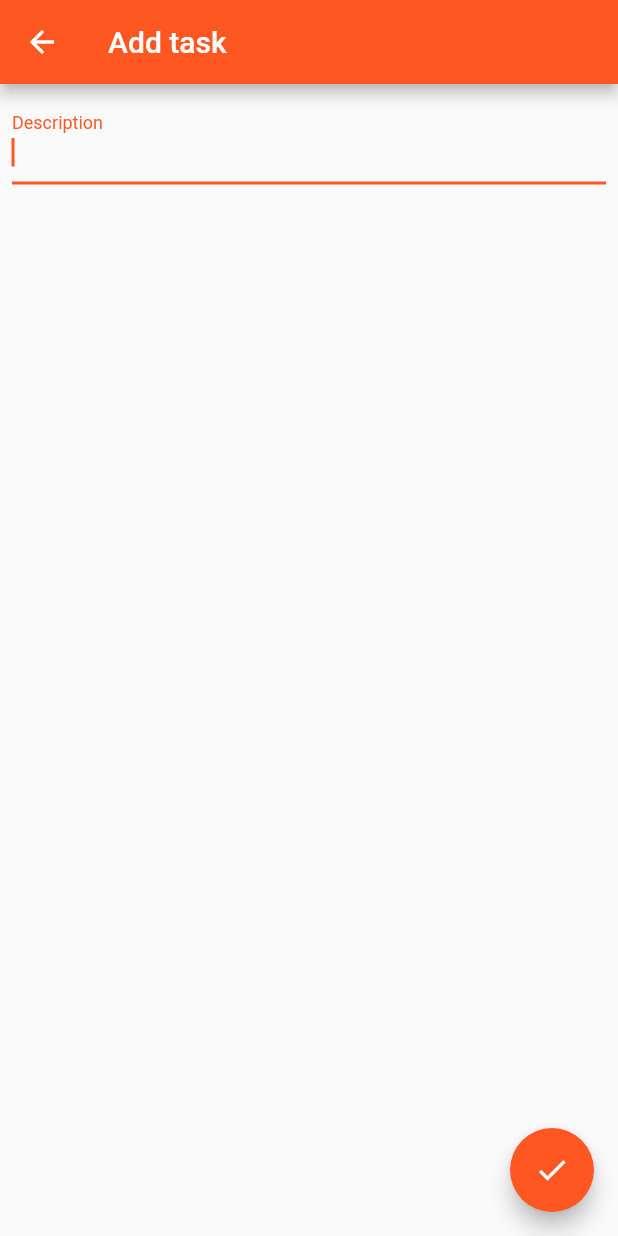
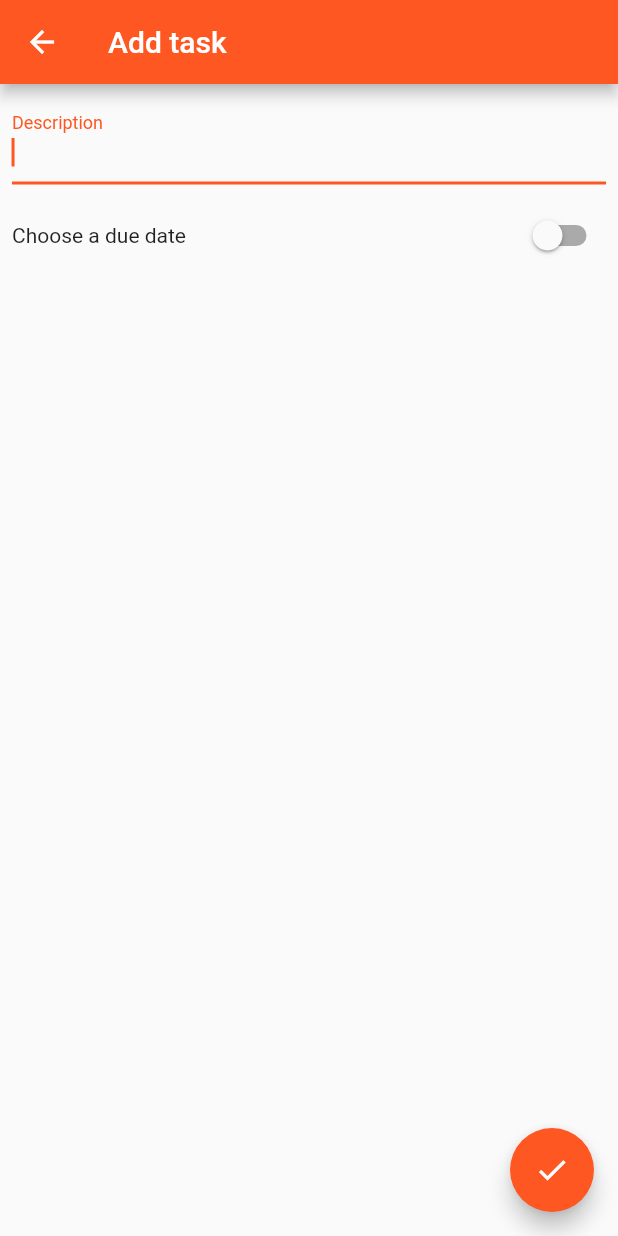
Before and after one commit to xusoo/flutter-simple-todo, a Flutter app: the screen it shows after launch, after a tap on the "add" icon, on a phone screen of 412 x 824 dp. Run offline on Flutter 3.47's test engine with Material 2 defaults, Android fonts, the phone set to English and light mode, and no system bars.

Commit message:
Select and display due date

```diff
--- /dev/null
+++ b/lib/due_date_selector.dart
@@ -0,0 +1,114 @@
+import 'package:flutter/material.dart';
+import 'package:simple_todo/utils/date_utils.dart';
+
+class DateSelector extends StatefulWidget {
+  DateSelector({Key key, this.title, this.initialDate}) : super(key: key);
+
+  final String title;
+  final DateTime initialDate;
+
+  @override
+  DateSelectorState createState() => DateSelectorState();
+}
+
+class DateSelectorState extends State<DateSelector> {
+  var _dueDateVisible;
+  DateTime _selectedDate;
+
+  DateTime get selectedDate => _dueDateVisible && _selectedDate != null ? DateUtils.truncate(_selectedDate) : null;
+
+  @override
+  void initState() {
+    super.initState();
+
+    _selectedDate = widget.initialDate;
+    _dueDateVisible = _selectedDate != null;
+  }
+
+  bool _isAnotherDateSelected() => _selectedDate != null && !DateUtils.isTomorrow(_selectedDate) && !DateUtils.isNextWeek(_selectedDate);
+
+  void _selectTomorrow() {
+    _selectDate(DateTime.now().add(Duration(days: 1)));
+  }
+
+  void _selectNextWeek() {
+    _selectDate(DateTime.now().add(Duration(days: 7)));
+  }
+
+  Future<void> _showDatePicker() async {
+    var pickerValue = await showDatePicker(
+      context: context,
+      initialDate: _selectedDate ?? DateTime.now(),
+      firstDate: DateTime(2010),
+      lastDate: DateTime(2050),
+    );
+    if (pickerValue != null) {
+      _selectDate(pickerValue);
+    }
+  }
+
+  void _selectDate(DateTime date) {
+    setState(() {
+      _selectedDate = date;
+    });
+  }
+
+  @override
+  Widget build(BuildContext context) {
+    return Wrap(
+      children: <Widget>[
+        Row(
+          mainAxisAlignment: MainAxisAlignment.spaceBetween,
+          children: <Widget>[
+            Text(widget.title),
+            Switch(
+              value: _dueDateVisible,
+              onChanged: (bool value) {
+                setState(() {
+                  _dueDateVisible = value;
+                });
+              },
+            ),
+          ],
+        ),
+        Visibility(
+          visible: _dueDateVisible,
+          maintainAnimation: true,
+          maintainState: true,
+          child: Wrap(
+            spacing: 10,
+            children: <Widget>[
+              AnimatedOpacity(
+                opacity: _dueDateVisible ? 1 : 0,
+                duration: Duration(milliseconds: 100),
+                child: RaisedButton(
+                  child: Text('Tomorrow'),
+                  color: DateUtils.isTomorrow(_selectedDate) ? Theme.of(context).primaryColor : Colors.white,
+                  onPressed: _selectTomorrow,
+                ),
+              ),
+              AnimatedOpacity(
+                opacity: _dueDateVisible ? 1 : 0,
+                duration: Duration(milliseconds: 300),
+                child: RaisedButton(
+                  child: Text('Next week'),
+                  color: DateUtils.isNextWeek(_selectedDate) ? Theme.of(context).primaryColor : Colors.white,
+                  onPressed: _selectNextWeek,
+                ),
+              ),
+              AnimatedOpacity(
+                opacity: _dueDateVisible ? 1 : 0,
+                duration: Duration(milliseconds: 500),
+                child: RaisedButton(
+                  child: Text(_isAnotherDateSelected() ? DateUtils.formatDate(_selectedDate, 'yMd') : 'Pick another'),
+                  color: _isAnotherDateSelected() ? Theme.of(context).primaryColor : Colors.white,
+                  onPressed: _showDatePicker,
+                ),
+              ),
+            ],
+          ),
+        )
+      ],
+    );
+  }
+}
--- a/lib/edit_task_page.dart
+++ b/lib/edit_task_page.dart
@@ -1,6 +1,7 @@
 import 'package:flutter/cupertino.dart';
 import 'package:flutter/material.dart';
 import 'package:provider/provider.dart';
+import 'package:simple_todo/due_date_selector.dart';
 import 'package:simple_todo/model/task.dart';
 import 'package:simple_todo/model/tasks_model.dart';
 
@@ -11,6 +12,7 @@ class EditTaskPage extends StatefulWidget {
 
 class _EditTaskPageState extends State<EditTaskPage> {
   final _formKey = GlobalKey<FormState>();
+  final _dateSelectorKey = GlobalKey<DateSelectorState>();
 
   TextEditingController _descriptionController;
 
@@ -24,9 +26,10 @@ class _EditTaskPageState extends State<EditTaskPage> {
   void _saveTask() {
     if (_formKey.currentState.validate()) {
       String description = _descriptionController.text;
+      DateTime dueDate = _dateSelectorKey.currentState.selectedDate;
 
       var model = Provider.of<TasksModel>(context, listen: false);
-      model.addTask(new Task(description: description));
+      model.addTask(new Task(description: description, dueDate: dueDate));
 
       Navigator.pop(context);
     }
@@ -52,6 +55,10 @@ class _EditTaskPageState extends State<EditTaskPage> {
                   labelText: 'Description',
                 ),
                 validator: (value) => value.isEmpty ? 'You need a title' : null,
+              ),
+              DateSelector(
+                key: _dateSelectorKey,
+                title: 'Choose a due date',
               )
             ],
           ),
--- a/lib/main.dart
+++ b/lib/main.dart
@@ -17,6 +17,10 @@ class MyApp extends StatelessWidget {
         title: 'Flutter Demo',
         theme: ThemeData(
           primarySwatch: primaryColor,
+          buttonTheme: ButtonThemeData(
+            buttonColor: primaryColor,
+            textTheme: ButtonTextTheme.primary,
+          ),
         ),
         home: HomePage(),
       ),
--- a/lib/tasks_list.dart
+++ b/lib/tasks_list.dart
@@ -5,6 +5,7 @@ import 'package:provider/provider.dart';
 import 'package:simple_todo/model/tasks_model.dart';
 
 import 'model/task.dart';
+import 'utils/date_utils.dart';
 
 class TasksList extends StatelessWidget {
   @override
@@ -44,6 +45,15 @@ class TasksList extends StatelessWidget {
               ),
             ],
           ),
+          trailing: !task.done && task.dueDate != null
+              ? Padding(
+                  padding: const EdgeInsets.only(left: 8.0),
+                  child: Text(
+                    DateUtils.friendlyFormatDate(task.dueDate),
+                    style: TextStyle(color: Colors.grey),
+                  ),
+                )
+              : null,
         );
       },
     );
--- /dev/null
+++ b/lib/utils/date_utils.dart
@@ -0,0 +1,27 @@
+import 'package:intl/intl.dart';
+
+class DateUtils {
+  static DateTime truncate(DateTime dateTime) => new DateTime(dateTime.year, dateTime.month, dateTime.day);
+
+  static String formatDate(DateTime date, String pattern) => DateFormat(pattern, Intl.getCurrentLocale()).format(date);
+
+  static String friendlyFormatDate(DateTime date) {
+    if (isTomorrow(date)) {
+      return 'Tomorrow';
+    } else if (isNextWeek(date)) {
+      return 'Next week';
+    } else {
+      var days = daysFromNow(date);
+      if (days < 7) {
+        return "In $days days";
+      }
+    }
+    return formatDate(date, 'yMd');
+  }
+
+  static bool isTomorrow(DateTime date) => date != null && daysFromNow(date) == 1;
+
+  static bool isNextWeek(DateTime date) => date != null && daysFromNow(date) == 7;
+
+  static int daysFromNow(DateTime date) => DateUtils.truncate(date).difference(DateUtils.truncate(DateTime.now())).inDays;
+}
```
